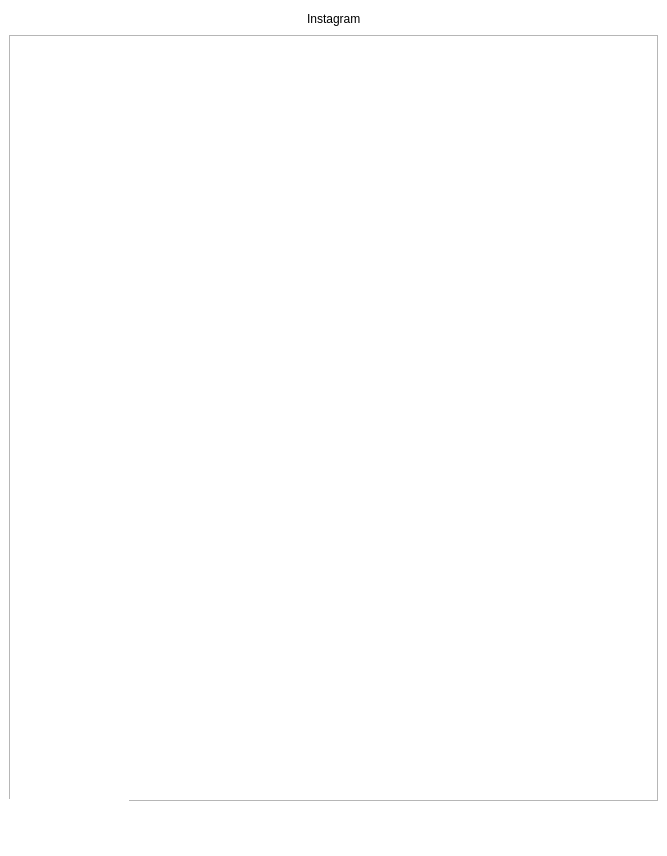
This is main.ui in sahiljain2497/Instagram-desktop as Qt 5 draws it before an edit. The edited form follows.
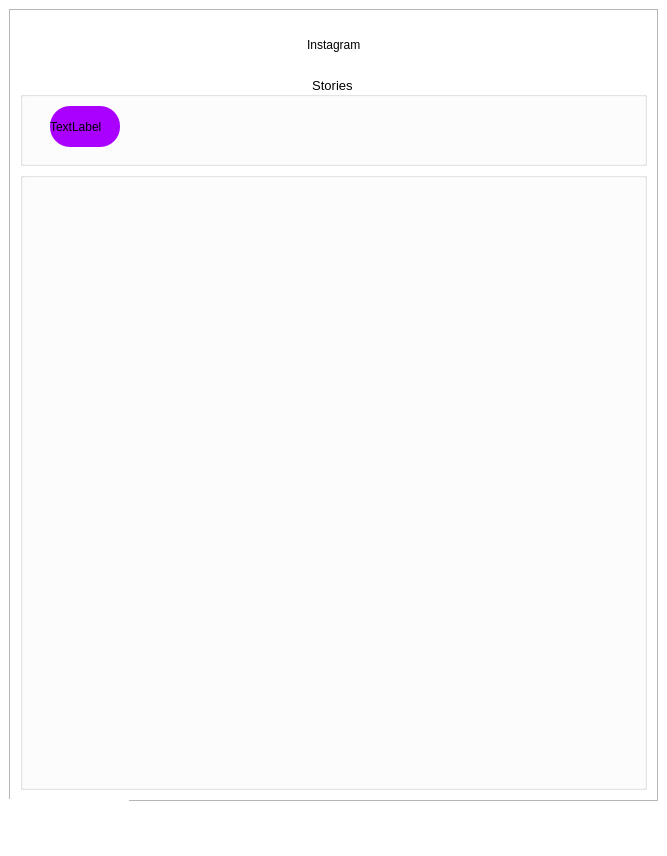
This is the edited form. The open tabs and pages were chosen to show the change. Icons and pictures are not drawn.

```diff
--- a/main.ui
+++ b/main.ui
@@ -29,75 +29,7 @@
   </property>
   <widget class="QWidget" name="centralwidget">
    <layout class="QGridLayout" name="gridLayout">
-    <item row="0" column="4">
-     <widget class="QLabel" name="label_3">
-      <property name="maximumSize">
-       <size>
-        <width>16777215</width>
-        <height>16777215</height>
-       </size>
-      </property>
-      <property name="text">
-       <string/>
-      </property>
-      <property name="pixmap">
-       <pixmap resource="New.qrc">:/newPrefix/message.png</pixmap>
-      </property>
-      <property name="scaledContents">
-       <bool>true</bool>
-      </property>
-     </widget>
-    </item>
-    <item row="0" column="1">
-     <spacer name="horizontalSpacer_2">
-      <property name="orientation">
-       <enum>Qt::Horizontal</enum>
-      </property>
-      <property name="sizeHint" stdset="0">
-       <size>
-        <width>175</width>
-        <height>20</height>
-       </size>
-      </property>
-     </spacer>
-    </item>
-    <item row="0" column="3">
-     <spacer name="horizontalSpacer">
-      <property name="orientation">
-       <enum>Qt::Horizontal</enum>
-      </property>
-      <property name="sizeHint" stdset="0">
-       <size>
-        <width>40</width>
-        <height>20</height>
-       </size>
-      </property>
-     </spacer>
-    </item>
-    <item row="0" column="0">
-     <widget class="QLabel" name="label_2">
-      <property name="text">
-       <string/>
-      </property>
-      <property name="pixmap">
-       <pixmap resource="New.qrc">:/newPrefix/camera(1).png</pixmap>
-      </property>
-      <property name="scaledContents">
-       <bool>true</bool>
-      </property>
-     </widget>
-    </item>
-    <item row="0" column="2">
-     <widget class="QLabel" name="label">
-      <property name="styleSheet">
-       <string notr="true">font:16pt &quot;MV Boli&quot;;</string>
-      </property>
-      <property name="text">
-       <string>Instagram</string>
-      </property>
-     </widget>
-    </item>
-    <item row="2" column="0" colspan="5">
+    <item row="1" column="0" colspan="2">
      <widget class="QTabWidget" name="tabWidget">
       <property name="styleSheet">
        <string notr="true">QTabBar::Tab{
@@ -128,6 +60,130 @@
        <attribute name="title">
         <string/>
        </attribute>
+       <layout class="QGridLayout" name="gridLayout_3">
+        <item row="2" column="0" colspan="5">
+         <widget class="QGroupBox" name="groupBox">
+          <property name="title">
+           <string/>
+          </property>
+         </widget>
+        </item>
+        <item row="0" column="3">
+         <spacer name="horizontalSpacer">
+          <property name="orientation">
+           <enum>Qt::Horizontal</enum>
+          </property>
+          <property name="sizeHint" stdset="0">
+           <size>
+            <width>138</width>
+            <height>20</height>
+           </size>
+          </property>
+         </spacer>
+        </item>
+        <item row="0" column="0">
+         <widget class="QLabel" name="label_2">
+          <property name="maximumSize">
+           <size>
+            <width>16777215</width>
+            <height>50</height>
+           </size>
+          </property>
+          <property name="text">
+           <string/>
+          </property>
+          <property name="pixmap">
+           <pixmap resource="New.qrc">:/newPrefix/camera(1).png</pixmap>
+          </property>
+          <property name="scaledContents">
+           <bool>true</bool>
+          </property>
+         </widget>
+        </item>
+        <item row="0" column="1">
+         <spacer name="horizontalSpacer_2">
+          <property name="orientation">
+           <enum>Qt::Horizontal</enum>
+          </property>
+          <property name="sizeHint" stdset="0">
+           <size>
+            <width>136</width>
+            <height>20</height>
+           </size>
+          </property>
+         </spacer>
+        </item>
+        <item row="0" column="2">
+         <widget class="QLabel" name="label">
+          <property name="styleSheet">
+           <string notr="true">font:16pt &quot;MV Boli&quot;;</string>
+          </property>
+          <property name="text">
+           <string>Instagram</string>
+          </property>
+         </widget>
+        </item>
+        <item row="0" column="4">
+         <widget class="QLabel" name="label_3">
+          <property name="maximumSize">
+           <size>
+            <width>16777215</width>
+            <height>50</height>
+           </size>
+          </property>
+          <property name="text">
+           <string/>
+          </property>
+          <property name="pixmap">
+           <pixmap resource="New.qrc">:/newPrefix/message.png</pixmap>
+          </property>
+          <property name="scaledContents">
+           <bool>true</bool>
+          </property>
+         </widget>
+        </item>
+        <item row="1" column="0" colspan="5">
+         <widget class="QGroupBox" name="groupBox_2">
+          <property name="maximumSize">
+           <size>
+            <width>16777215</width>
+            <height>90</height>
+           </size>
+          </property>
+          <property name="font">
+           <font>
+            <pointsize>10</pointsize>
+           </font>
+          </property>
+          <property name="title">
+           <string>Stories  </string>
+          </property>
+          <property name="alignment">
+           <set>Qt::AlignCenter</set>
+          </property>
+          <widget class="QLabel" name="story1">
+           <property name="geometry">
+            <rect>
+             <x>30</x>
+             <y>30</y>
+             <width>70</width>
+             <height>41</height>
+            </rect>
+           </property>
+           <property name="styleSheet">
+            <string notr="true">border-radius:20px;
+background-color: rgb(170, 0, 255);</string>
+           </property>
+           <property name="text">
+            <string>TextLabel</string>
+           </property>
+           <property name="scaledContents">
+            <bool>true</bool>
+           </property>
+          </widget>
+         </widget>
+        </item>
+       </layout>
       </widget>
       <widget class="QWidget" name="tab_2">
        <attribute name="icon">
```
Left out of the diff: 2 changed lines with no effect on the pictures.
